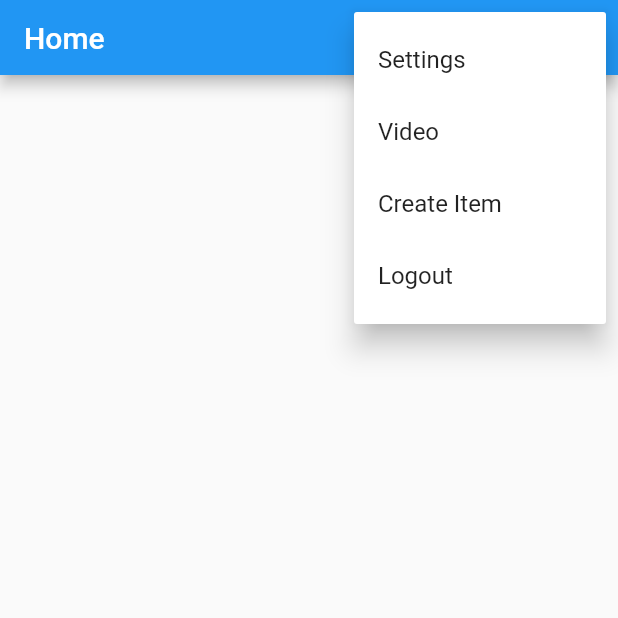
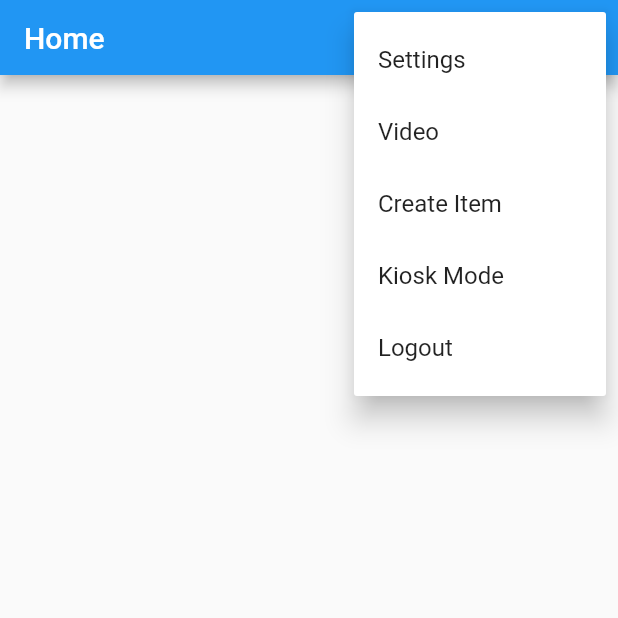
Before and after one commit to Dosmaster4life/ILUV, a Flutter app: the Screen1 screen opened directly, after a tap on the "more vert" icon, on a phone screen of 412 x 824 dp, the top half of it. Run offline on Flutter 3.47's test engine with Material 2 defaults, Android fonts, the phone set to English and light mode, and no system bars; our stand-ins replace firebase_auth, firebase_core, youtube_player_iframe; accounts and stored records are empty; generated files the repository leaves out were written again.

```diff
--- a/lib/Widgets/AppBars/AppBars.dart
+++ b/lib/Widgets/AppBars/AppBars.dart
@@ -2,6 +2,7 @@ import 'package:firebase_auth/firebase_auth.dart';
 import 'package:flutter/cupertino.dart';
 import 'package:flutter/material.dart';
 import 'package:iluv/screens/CreateItem.dart';
+import 'package:iluv/screens/KioskMode.dart';
 import 'package:iluv/screens/KioskPlayer.dart';
 import 'package:iluv/screens/SignIn.dart';
 
@@ -20,7 +21,7 @@ class AppBars extends StatefulWidget implements PreferredSizeWidget {
   State<AppBars> createState() => _AppBarsState();
 }
 
-var generalMenuItems = <String>['Settings', 'Video', 'Create Item', 'Logout'];
+var generalMenuItems = <String>['Settings', 'Video', 'Create Item','Kiosk Mode', 'Logout'];
 Future<void> signOut(BuildContext context) async {
   await FirebaseAuth.instance.signOut().then((value) => Navigator.pushReplacement(
       context,
@@ -50,6 +51,13 @@ void selectGeneralItem(item, context) {
     case 'Logout':
      signOut(context);
       break;
+      case 'Kiosk Mode':
+        // In the future, we need to change a firebase variable to only allow view access in Kiosk Mode.
+        Navigator.push(
+          context,
+          MaterialPageRoute(builder: (context) => const KioskMode()),
+        );
+
   }
 
 }
--- /dev/null
+++ b/lib/screens/KioskMode.dart
@@ -0,0 +1,18 @@
+import 'package:flutter/cupertino.dart';
+import 'package:flutter/material.dart';
+
+class KioskMode extends StatefulWidget {
+  const KioskMode({Key? key}) : super(key: key);
+
+  @override
+  State<KioskMode> createState() => _KioskModeState();
+}
+
+class _KioskModeState extends State<KioskMode> {
+  @override
+  Widget build(BuildContext context) {
+    return const MaterialApp(
+      home: Text("Kiosk Mode"),
+    );
+  }
+}
--- a/lib/screens/loginChecker.dart
+++ b/lib/screens/loginChecker.dart
@@ -17,6 +17,7 @@ class _loginCheckerState extends State<loginChecker> {
 
   Future<void> checkSignedIn() async {
     if (FirebaseAuth.instance.currentUser != null) {
+      // check if user is in kiosk mode next through firebase
       currentPage = 1;
       setState(() {});
     }
```
